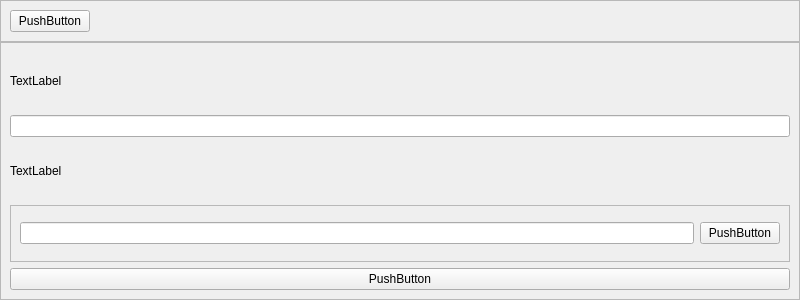
First picture: the form in gui/create_notebook.ui, repository Johan-Wa/generador_notas, before the edit.
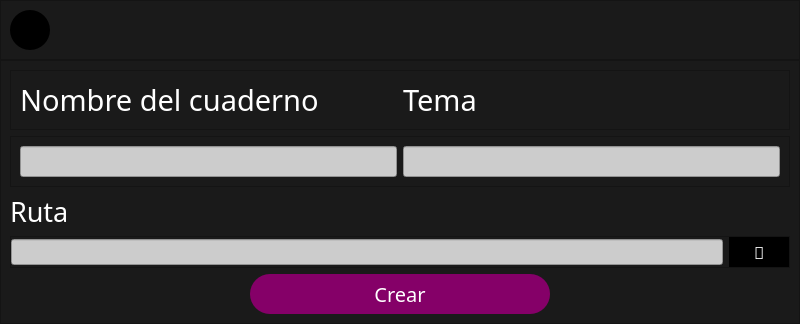
Second picture: the form after the edit. Icons and pictures are not drawn.

Patch:
```diff
--- a/gui/create_notebook.ui
+++ b/gui/create_notebook.ui
@@ -13,6 +13,13 @@
   <property name="windowTitle">
    <string>MainWindow</string>
   </property>
+  <property name="windowOpacity">
+   <double>0.900000000000000</double>
+  </property>
+  <property name="styleSheet">
+   <string notr="true">background-color: rgb(26, 26, 26);
+font: &quot;IosevkaTerm Nerd Font&quot;;</string>
+  </property>
   <widget class="QWidget" name="centralwidget">
    <layout class="QVBoxLayout" name="verticalLayout" stretch="1,7">
     <property name="spacing">
@@ -32,6 +39,16 @@
     </property>
     <item>
      <widget class="QFrame" name="frame">
+      <property name="styleSheet">
+       <string notr="true">QPushButton{
+	color: rgb(255, 255, 255);
+	background-color: rgb(0, 0, 0);
+	border-radius: 20px;
+}
+QPushButton:hover{
+	background-color: rgb(100, 100, 100);
+}</string>
+      </property>
       <property name="frameShape">
        <enum>QFrame::StyledPanel</enum>
       </property>
@@ -40,9 +57,25 @@
       </property>
       <layout class="QHBoxLayout" name="horizontalLayout">
        <item>
-        <widget class="QPushButton" name="pushButton">
+        <widget class="QPushButton" name="bt_close">
+         <property name="minimumSize">
+          <size>
+           <width>40</width>
+           <height>40</height>
+          </size>
+         </property>
          <property name="text">
-          <string>PushButton</string>
+          <string/>
+         </property>
+         <property name="icon">
+          <iconset>
+           <normaloff>images/Cerrar.svg</normaloff>images/Cerrar.svg</iconset>
+         </property>
+         <property name="iconSize">
+          <size>
+           <width>30</width>
+           <height>30</height>
+          </size>
          </property>
         </widget>
        </item>
@@ -64,6 +97,28 @@
     </item>
     <item>
      <widget class="QFrame" name="frame_2">
+      <property name="minimumSize">
+       <size>
+        <width>800</width>
+        <height>0</height>
+       </size>
+      </property>
+      <property name="styleSheet">
+       <string notr="true">QLabel {
+	Color: rgb(255,255,255); 
+}
+QLineEdit{
+	background-color: rgb(204, 204, 204);
+}
+QPushButton{
+	color: rgb(255, 255, 255);
+	background-color: rgb(133, 0, 104);
+	border-radius: 20%;
+}
+QPushButton:hover{
+	background-color: rgb(0,0,0)
+}</string>
+      </property>
       <property name="frameShape">
        <enum>QFrame::StyledPanel</enum>
       </property>
@@ -72,24 +127,115 @@
       </property>
       <layout class="QVBoxLayout" name="verticalLayout_2">
        <item>
-        <widget class="QLabel" name="label">
-         <property name="text">
-          <string>TextLabel</string>
+        <widget class="QFrame" name="frame_5">
+         <property name="frameShape">
+          <enum>QFrame::StyledPanel</enum>
          </property>
+         <property name="frameShadow">
+          <enum>QFrame::Raised</enum>
+         </property>
+         <layout class="QHBoxLayout" name="horizontalLayout_4">
+          <item>
+           <widget class="QLabel" name="label">
+            <property name="font">
+             <font>
+              <family>IosevkaTerm Nerd Font</family>
+              <pointsize>22</pointsize>
+              <weight>50</weight>
+              <italic>false</italic>
+              <bold>false</bold>
+             </font>
+            </property>
+            <property name="text">
+             <string>Nombre del cuaderno</string>
+            </property>
+           </widget>
+          </item>
+          <item>
+           <widget class="QLabel" name="label_3">
+            <property name="font">
+             <font>
+              <family>IosevkaTerm Nerd Font</family>
+              <pointsize>22</pointsize>
+              <weight>50</weight>
+              <italic>false</italic>
+              <bold>false</bold>
+             </font>
+            </property>
+            <property name="text">
+             <string>Tema</string>
+            </property>
+           </widget>
+          </item>
+         </layout>
         </widget>
        </item>
        <item>
-        <widget class="QLineEdit" name="lineEdit"/>
+        <widget class="QFrame" name="frame_4">
+         <property name="frameShape">
+          <enum>QFrame::StyledPanel</enum>
+         </property>
+         <property name="frameShadow">
+          <enum>QFrame::Raised</enum>
+         </property>
+         <layout class="QHBoxLayout" name="horizontalLayout_3">
+          <item>
+           <widget class="QLineEdit" name="line_name">
+            <property name="font">
+             <font>
+              <family>IosevkaTerm Nerd Font</family>
+              <pointsize>12</pointsize>
+              <weight>50</weight>
+              <italic>false</italic>
+              <bold>false</bold>
+             </font>
+            </property>
+           </widget>
+          </item>
+          <item>
+           <widget class="QLineEdit" name="line_teme">
+            <property name="font">
+             <font>
+              <family>IosevkaTerm Nerd Font</family>
+              <pointsize>12</pointsize>
+              <weight>50</weight>
+              <italic>false</italic>
+              <bold>false</bold>
+             </font>
+            </property>
+           </widget>
+          </item>
+         </layout>
+        </widget>
        </item>
        <item>
         <widget class="QLabel" name="label_2">
+         <property name="font">
+          <font>
+           <family>IosevkaTerm Nerd Font</family>
+           <pointsize>20</pointsize>
+           <weight>50</weight>
+           <italic>false</italic>
+           <bold>false</bold>
+          </font>
+         </property>
          <property name="text">
-          <string>TextLabel</string>
+          <string>Ruta</string>
          </property>
         </widget>
        </item>
        <item>
         <widget class="QFrame" name="frame_3">
+         <property name="styleSheet">
+          <string notr="true">QPushButton{
+	color: rgb(255, 255, 255);
+	background-color: rgb(0, 0, 0);
+}
+QPushButton:hover{ 
+	background-color: rgb(100,100,100)
+}
+</string>
+         </property>
          <property name="frameShape">
           <enum>QFrame::StyledPanel</enum>
          </property>
@@ -97,23 +243,81 @@
           <enum>QFrame::Raised</enum>
          </property>
          <layout class="QHBoxLayout" name="horizontalLayout_2">
+          <property name="leftMargin">
+           <number>0</number>
+          </property>
+          <property name="topMargin">
+           <number>0</number>
+          </property>
+          <property name="rightMargin">
+           <number>0</number>
+          </property>
+          <property name="bottomMargin">
+           <number>0</number>
+          </property>
           <item>
-           <widget class="QLineEdit" name="lineEdit_2"/>
+           <widget class="QLineEdit" name="line_path">
+            <property name="font">
+             <font>
+              <family>IosevkaTerm Nerd Font</family>
+              <pointsize>10</pointsize>
+              <weight>50</weight>
+              <italic>false</italic>
+              <bold>false</bold>
+             </font>
+            </property>
+           </widget>
           </item>
           <item>
-           <widget class="QPushButton" name="pushButton_3">
+           <widget class="QPushButton" name="bt_search">
+            <property name="minimumSize">
+             <size>
+              <width>60</width>
+              <height>30</height>
+             </size>
+            </property>
+            <property name="font">
+             <font>
+              <family>IosevkaTerm Nerd Font</family>
+              <pointsize>13</pointsize>
+              <weight>50</weight>
+              <italic>false</italic>
+              <bold>false</bold>
+             </font>
+            </property>
             <property name="text">
-             <string>PushButton</string>
+             <string></string>
             </property>
            </widget>
           </item>
          </layout>
         </widget>
        </item>
-       <item>
-        <widget class="QPushButton" name="pushButton_2">
+       <item alignment="Qt::AlignHCenter">
+        <widget class="QPushButton" name="bt_create">
+         <property name="minimumSize">
+          <size>
+           <width>300</width>
+           <height>40</height>
+          </size>
+         </property>
+         <property name="maximumSize">
+          <size>
+           <width>300</width>
+           <height>40</height>
+          </size>
+         </property>
+         <property name="font">
+          <font>
+           <family>IosevkaTerm Nerd Font</family>
+           <pointsize>15</pointsize>
+           <weight>50</weight>
+           <italic>false</italic>
+           <bold>false</bold>
+          </font>
+         </property>
          <property name="text">
-          <string>PushButton</string>
+          <string>Crear</string>
          </property>
         </widget>
        </item>
```
